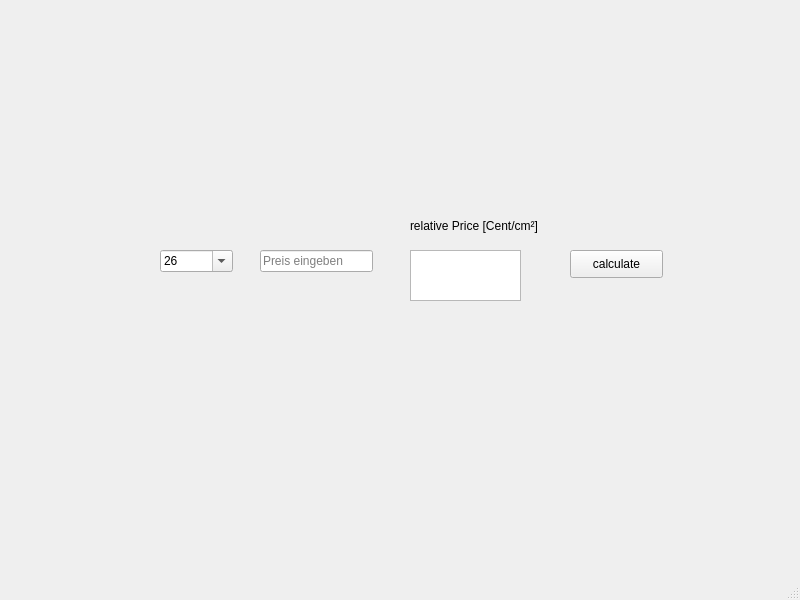
First picture: the form in PizzaCalculator.ui, repository kretschmer1982/PizzaCalculator, before the edit.
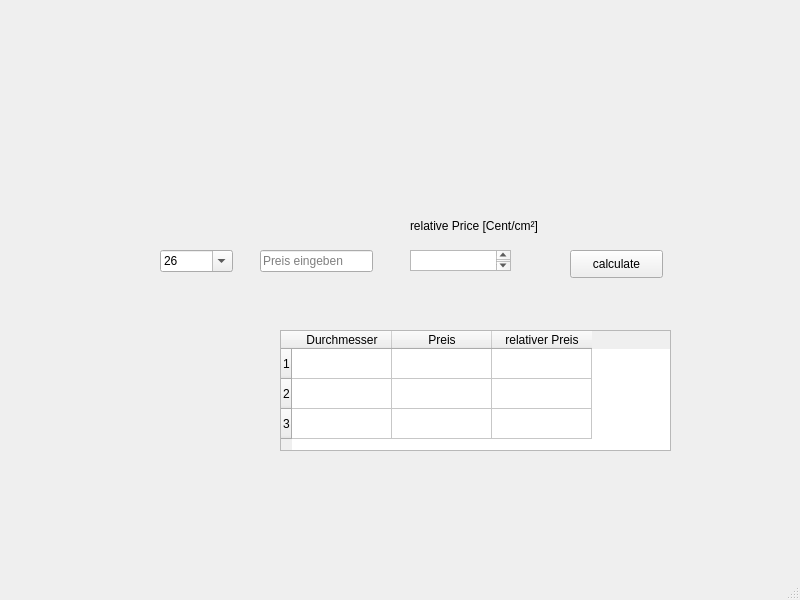
Second picture: the form after the edit.

The edit to the form file:
```diff
--- a/PizzaCalculator.ui
+++ b/PizzaCalculator.ui
@@ -99,8 +99,8 @@
      <rect>
       <x>410</x>
       <y>250</y>
-      <width>111</width>
-      <height>51</height>
+      <width>101</width>
+      <height>21</height>
      </rect>
     </property>
     <property name="readOnly">
@@ -120,6 +120,46 @@
      <string>calculate</string>
     </property>
    </widget>
+   <widget class="QTableWidget" name="tableWidget">
+    <property name="geometry">
+     <rect>
+      <x>280</x>
+      <y>330</y>
+      <width>391</width>
+      <height>121</height>
+     </rect>
+    </property>
+    <row>
+     <property name="text">
+      <string>1</string>
+     </property>
+    </row>
+    <row>
+     <property name="text">
+      <string>2</string>
+     </property>
+    </row>
+    <row>
+     <property name="text">
+      <string>3</string>
+     </property>
+    </row>
+    <column>
+     <property name="text">
+      <string>Durchmesser</string>
+     </property>
+    </column>
+    <column>
+     <property name="text">
+      <string>Preis</string>
+     </property>
+    </column>
+    <column>
+     <property name="text">
+      <string>relativer Preis</string>
+     </property>
+    </column>
+   </widget>
   </widget>
   <widget class="QMenuBar" name="menubar">
    <property name="geometry">
```
Left out of the diff: 4 changed lines with no effect on the pictures.
